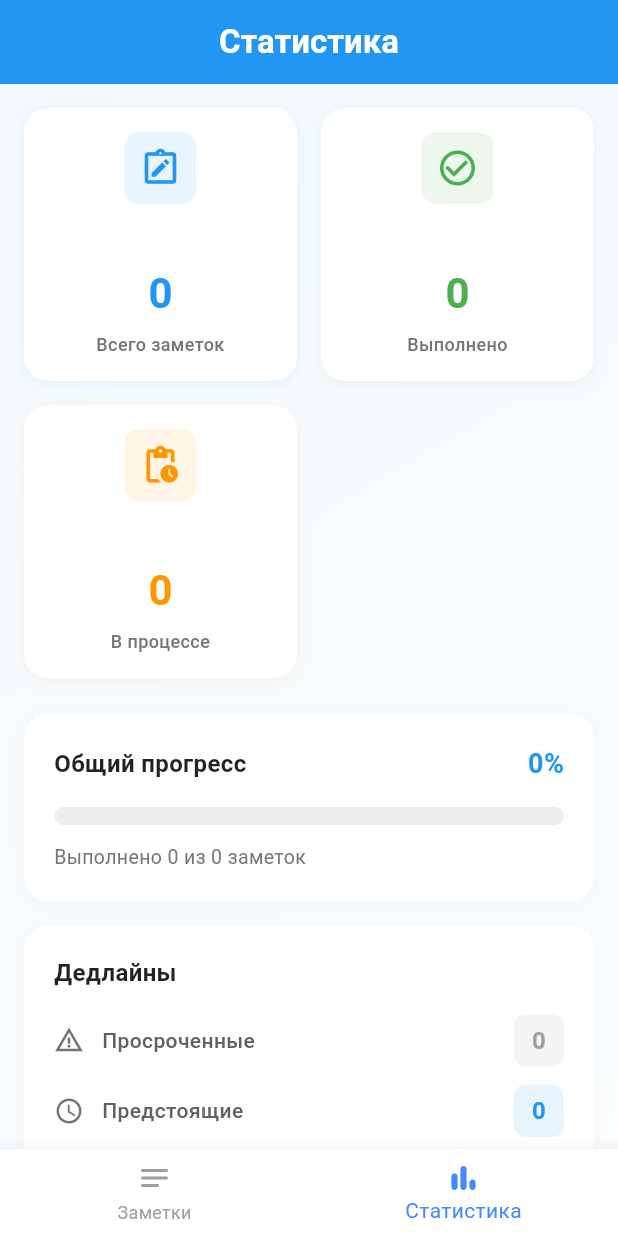
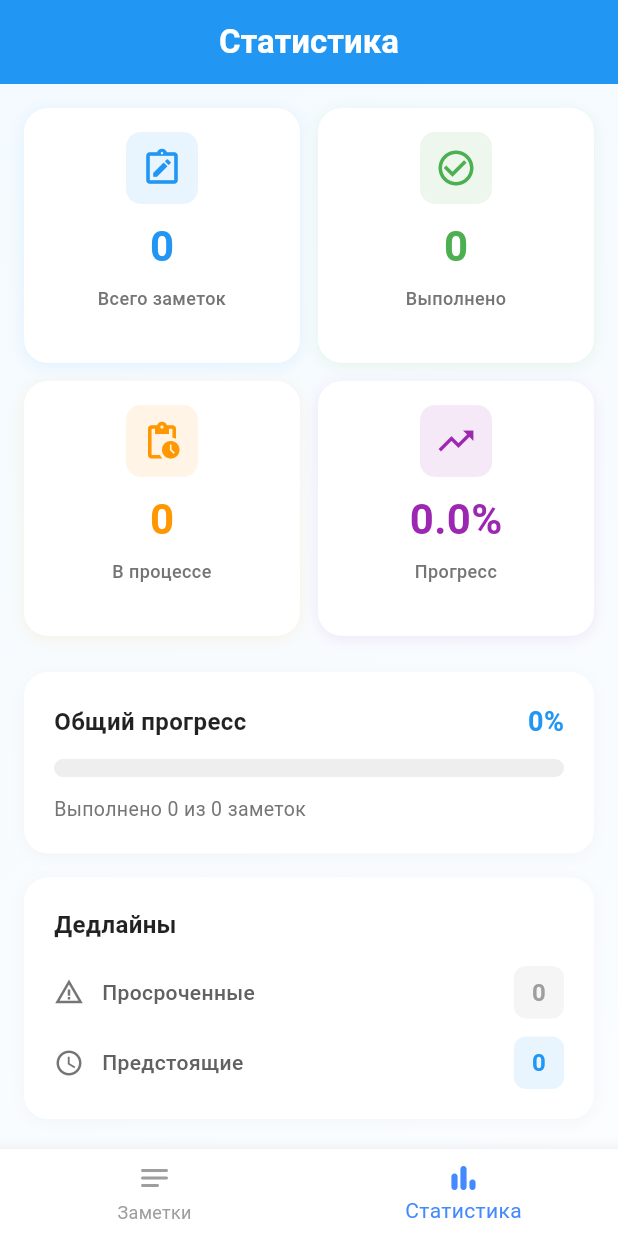
Before and after one commit to NotiDev/Noti, a Flutter app: the screen it shows after launch, swiped to page 2, on a phone screen of 412 x 824 dp. Run offline on Flutter 3.47's test engine with Material 3 defaults, Android fonts, the phone set to English and light mode, and no system bars; our stand-ins replace shared_preferences.

Commit message:
Adaptive fix

```diff
--- a/lib/screens/statistics_screen.dart
+++ b/lib/screens/statistics_screen.dart
@@ -18,18 +18,14 @@ class StatisticsScreen extends StatelessWidget {
           final completedNotes = allNotes.where((note) => note.isDone).length;
           final totalNotes = allNotes.length;
 
-          // Группировка по категориям
           final categoriesMap = <String, int>{};
           for (var note in allNotes) {
             categoriesMap[note.category] = (categoriesMap[note.category] ?? 0) + 1;
           }
 
-          // Статистика по дедлайнам
           final now = DateTime.now();
-          final overdue = allNotes.where((note) =>
-            !note.isDone && note.deadline.isBefore(now)).length;
-          final upcoming = allNotes.where((note) =>
-            !note.isDone && note.deadline.isAfter(now)).length;
+          final overdue = allNotes.where((note) => !note.isDone && note.deadline.isBefore(now)).length;
+          final upcoming = allNotes.where((note) => !note.isDone && note.deadline.isAfter(now)).length;
 
           final completePercentage = totalNotes > 0
               ? ((completedNotes / totalNotes) * 100).toStringAsFixed(1)
@@ -61,7 +57,6 @@ class StatisticsScreen extends StatelessWidget {
                       child: Column(
                         crossAxisAlignment: CrossAxisAlignment.stretch,
                         children: [
-                          // Основные метрики - адаптивная сетка
                           _AdaptiveMetricsGrid(
                             isTablet: isTablet,
                             isPc: isPc,
@@ -72,17 +67,15 @@ class StatisticsScreen extends StatelessWidget {
 
                           SizedBox(height: isPc ? 32 : 24),
 
-                          // Блок прогресса для мобильного
+                          // Для узких экранов показываем детальную карточку прогресса отдельно
                           if (!isTablet)
                             _ProgressCard(
                               completed: completedNotes,
                               total: totalNotes,
                             ),
 
-                          if (!isTablet)
-                            SizedBox(height: 16),
+                          if (!isTablet) SizedBox(height: 16),
 
-                          // Двухколоночный layout для планшета и ПК
                           if (isTablet && !isPc)
                             _TabletLayout(
                               overdue: overdue,
@@ -121,7 +114,7 @@ class StatisticsScreen extends StatelessWidget {
   }
 }
 
-// Адаптивная сетка метрик
+// Адаптивная сетка метрик с динамическим childAspectRatio
 class _AdaptiveMetricsGrid extends StatelessWidget {
   final bool isTablet;
   final bool isPc;
@@ -139,8 +132,18 @@ class _AdaptiveMetricsGrid extends StatelessWidget {
 
   @override
   Widget build(BuildContext context) {
+    return LayoutBuilder(builder: (context, constraints) {
+      final availableWidth = constraints.maxWidth.isFinite ? constraints.maxWidth : MediaQuery.of(context).size.width;
       final crossAxisCount = isPc ? 4 : isTablet ? 3 : 2;
-    final spacing = isPc ? 24.0 : isTablet ? 20.0 : 16.0;
+      final spacing = isPc ? 24.0 : isTablet ? 20.0 : 12.0;
+
+      // Расчёт ширины одной ячейки и динамического childAspectRatio,
+      // чтобы на маленьких экранах ячейки были выше (чтобы текст не обрезался).
+      final totalSpacing = (crossAxisCount - 1) * spacing;
+      final tileWidth = (availableWidth - totalSpacing) / crossAxisCount;
+      // задаём желаемую высоту в зависимости от режима
+      final desiredTileHeight = isPc ? 180.0 : isTablet ? 140.0 : 170.0;
+      final childAspectRatio = tileWidth / desiredTileHeight;
 
       return GridView.count(
         crossAxisCount: crossAxisCount,
@@ -148,7 +151,7 @@ class _AdaptiveMetricsGrid extends StatelessWidget {
         physics: const NeverScrollableScrollPhysics(),
         mainAxisSpacing: spacing,
         crossAxisSpacing: spacing,
-      childAspectRatio: isPc ? 1.1 : 1.0,
+        childAspectRatio: childAspectRatio.clamp(0.6, 2.5),
         children: [
           _StatCard(
             title: 'Всего заметок',
@@ -171,16 +174,17 @@ class _AdaptiveMetricsGrid extends StatelessWidget {
             color: Colors.orange,
             isLarge: isPc,
           ),
-        if (isPc)
+          // Всегда показываем карточку "Прогресс" — теперь будет видна и на телефонах
           _StatCard(
             title: 'Прогресс',
             value: '$completePercentage%',
             icon: Icons.trending_up,
             color: Colors.purple,
-            isLarge: true,
+            isLarge: isPc,
           ),
         ],
       );
+    });
   }
 }
 
@@ -473,9 +477,12 @@ class _StatCard extends StatelessWidget {
 
   @override
   Widget build(BuildContext context) {
-    final fontSize = isLarge ? 32.0 : 28.0;
-    final padding = isLarge ? 20.0 : 16.0;
-    final iconSize = isLarge ? 32.0 : 28.0;
+    return LayoutBuilder(builder: (context, constraints) {
+      final isCompact = constraints.maxHeight < 130 || constraints.maxWidth < 140;
+      final fontSizeValue = isLarge ? 32.0 : 28.0;
+      final effectiveFontSize = isCompact ? (fontSizeValue * 0.7) : fontSizeValue;
+      final padding = isLarge ? (isCompact ? 12.0 : 20.0) : (isCompact ? 12.0 : 16.0);
+      final iconSize = isLarge ? (isCompact ? 24.0 : 32.0) : (isCompact ? 20.0 : 28.0);
 
       return Container(
         decoration: BoxDecoration(
@@ -492,7 +499,8 @@ class _StatCard extends StatelessWidget {
         child: Padding(
           padding: EdgeInsets.all(padding),
           child: Column(
-          mainAxisAlignment: MainAxisAlignment.spaceBetween,
+            mainAxisSize: MainAxisSize.min,
+            crossAxisAlignment: CrossAxisAlignment.center,
             children: [
               Container(
                 padding: const EdgeInsets.all(10),
@@ -502,32 +510,37 @@ class _StatCard extends StatelessWidget {
                 ),
                 child: Icon(icon, color: color, size: iconSize),
               ),
-            Column(
-              children: [
-                Text(
+              const SizedBox(height: 8),
+              // Числовое значение — обёрнуто в FittedBox, чтобы масштабироваться при переполнении
+              FittedBox(
+                fit: BoxFit.scaleDown,
+                child: Text(
                   value,
+                  maxLines: 1,
                   style: TextStyle(
-                    fontSize: fontSize,
+                    fontSize: effectiveFontSize,
                     fontWeight: FontWeight.bold,
                     color: color,
+                  ),
                 ),
               ),
               const SizedBox(height: 6),
               Text(
                 title,
                 textAlign: TextAlign.center,
+                maxLines: 2,
+                overflow: TextOverflow.ellipsis,
                 style: TextStyle(
-                    fontSize: isLarge ? 13 : 12,
+                  fontSize: isLarge ? (isCompact ? 12.0 : 13.0) : (isCompact ? 11.0 : 12.0),
                   color: Colors.grey[600],
                   fontWeight: FontWeight.w500,
                 ),
               ),
             ],
           ),
-          ],
-        ),
         ),
       );
+    });
   }
 }
 
@@ -701,6 +714,8 @@ class _ProgressCard extends StatelessWidget {
   Widget build(BuildContext context) {
     final percentage = total > 0 ? completed / total : 0.0;
 
+    return LayoutBuilder(builder: (context, constraints) {
+      final isCompact = constraints.maxWidth < 360;
       return Container(
         decoration: BoxDecoration(
           color: Colors.white,
@@ -714,7 +729,7 @@ class _ProgressCard extends StatelessWidget {
           ],
         ),
         child: Padding(
-        padding: EdgeInsets.all(isLarge ? 24 : 20),
+          padding: EdgeInsets.all(isLarge ? 24 : (isCompact ? 14 : 20)),
           child: Column(
             crossAxisAlignment: CrossAxisAlignment.start,
             children: [
@@ -739,7 +754,7 @@ class _ProgressCard extends StatelessWidget {
                   ),
                 ],
               ),
-            SizedBox(height: isLarge ? 18 : 16),
+              SizedBox(height: isLarge ? 18 : 12),
               ClipRRect(
                 borderRadius: BorderRadius.circular(10),
                 child: LinearProgressIndicator(
@@ -763,5 +778,6 @@ class _ProgressCard extends StatelessWidget {
           ),
         ),
       );
+    });
   }
 }
```
Also changed, not shown: pubspec.lock. Lines whose indentation alone changed are shown as unchanged.
